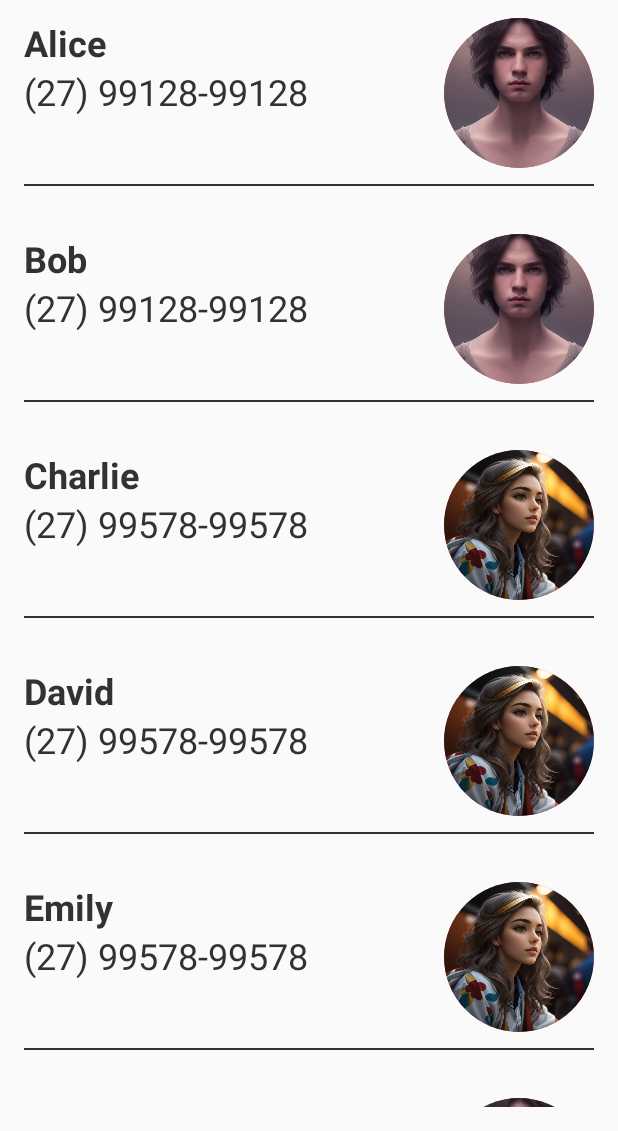
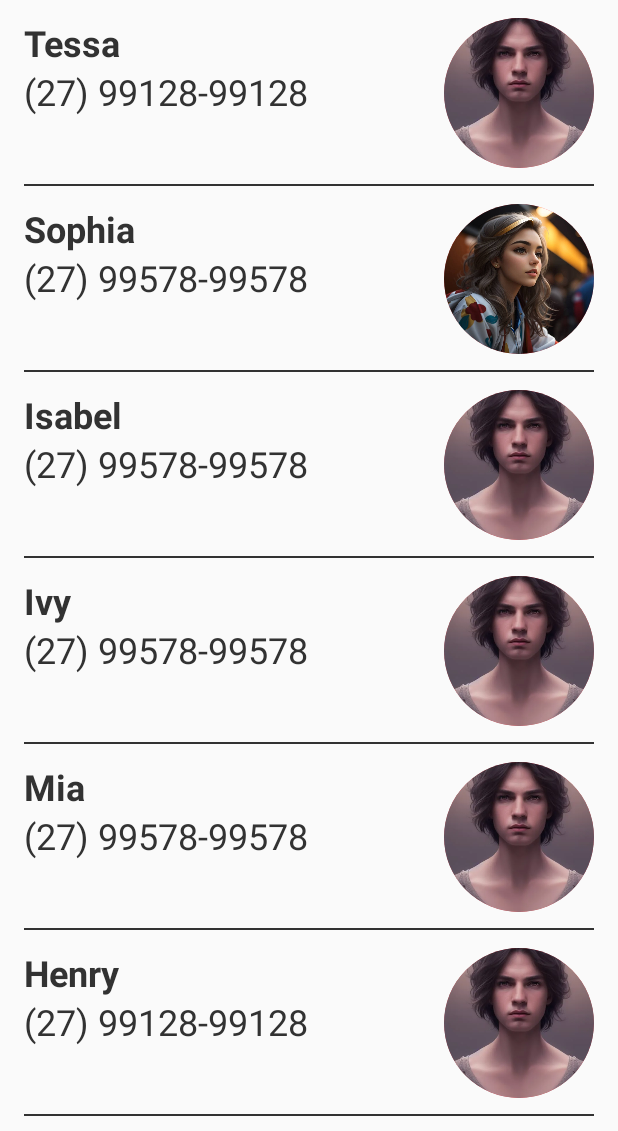
Before and after one commit to ramontrovao/contacthub, an Android app: the screen it shows after launch (MainActivity), on a phone screen of 412 x 824 dp, the part 105-1236 px from its top. Run offline under Robolectric (Android 15) with nearby library versions, the phone set to English and light mode, and no system bars; our stand-ins replace FlexboxLayout.

Commit message:
refactor: removed listview and added recyclerview

```diff
--- a/app/src/main/java/dev/ramontrovao/contacthub/ContactsAdapter.kt
+++ b/app/src/main/java/dev/ramontrovao/contacthub/ContactsAdapter.kt
@@ -1,40 +1,49 @@
 package dev.ramontrovao.contacthub
 
-import android.content.Context
+import android.content.Intent
 import android.view.LayoutInflater
 import android.view.View
 import android.view.ViewGroup
-import android.widget.BaseAdapter
 import android.widget.ImageView
 import android.widget.TextView
+import androidx.recyclerview.widget.RecyclerView
 
-class ContactsAdapter(private val context: Context, private val contactList: List<Contact>): BaseAdapter() {
-    override fun getCount(): Int {
-        return contactList.size
+class ContactsAdapter(private val contactList: List<Contact>): RecyclerView.Adapter<ContactsAdapter.ViewHolder>() {
+    class ViewHolder(view: View) : RecyclerView.ViewHolder(view) {
+        val contactNameView: TextView
+        val contactPhoneView: TextView
+        val contactImageView: ImageView
+
+        init {
+            contactNameView = view.findViewById(R.id.contactName)
+            contactPhoneView = view.findViewById(R.id.contactNumber)
+            contactImageView = view.findViewById(R.id.contactImage)
+        }
     }
 
-    override fun getItem(position: Int): Contact {
-        return contactList[position]
+    override fun onCreateViewHolder(parent: ViewGroup, viewType: Int): ViewHolder {
+        val view = LayoutInflater.from(parent.context).inflate(R.layout.contact_card, parent, false)
+
+        return ViewHolder(view)
     }
 
-    override fun getItemId(position: Int): Long {
+    override fun onBindViewHolder(holder: ViewHolder, position: Int) {
+        val contact = contactList[position]
 
-        return contactList[position].getId().toLong()
+        holder.contactNameView.text = contact.getName()
+        holder.contactPhoneView.text = contact.getPhoneNumber()
+        holder.contactImageView.setImageResource(contact.getImage())
+
+        holder.itemView.setOnClickListener {view ->
+            val intent = Intent(view.context, ContactActivity::class.java)
+            intent.putExtra("contactImage", contact.getImage())
+            intent.putExtra("contactName", contact.getName())
+            intent.putExtra("contactPhone", contact.getPhoneNumber())
+
+
+            view.context.startActivity(intent)
+        }
     }
 
-    override fun getView(position: Int, convertView: View?, parent: ViewGroup): View {
-        val inflater: LayoutInflater = LayoutInflater.from(context)
-        val view = inflater.inflate(R.layout.contact_card, parent, false)
-
-        val contact = contactList[position]
-
-        val contactNameView = view?.findViewById<TextView>(R.id.contactName)
-        val contactImageView = view?.findViewById<ImageView>(R.id.contactImage)
-        val contactNumberView = view?.findViewById<TextView>(R.id.contactNumber)
-        contactNameView?.text = contact.getName()
-        contactNumberView?.text = contact.getPhoneNumber()
-        contactImageView?.setImageResource(contact.getImage())
-
-        return view!!
-    }
+    override fun getItemCount(): Int = contactList.size
 }
--- a/app/src/main/java/dev/ramontrovao/contacthub/MainActivity.kt
+++ b/app/src/main/java/dev/ramontrovao/contacthub/MainActivity.kt
@@ -2,8 +2,9 @@ package dev.ramontrovao.contacthub
 
 import android.content.Intent
 import android.os.Bundle
-import android.widget.ListView
 import androidx.appcompat.app.AppCompatActivity
+import androidx.recyclerview.widget.LinearLayoutManager
+import androidx.recyclerview.widget.RecyclerView
 
 class MainActivity : AppCompatActivity() {
     override fun onCreate(savedInstanceState: Bundle?) {
@@ -27,24 +28,16 @@ class MainActivity : AppCompatActivity() {
         val contactImages = listOf(R.drawable.contactman, R.drawable.contactgirl)
         val contactPhones = listOf("27995785114", "27995785114", "27994785231", "27991314159", "27991285093", "31992224093")
 
-        for (i in 1..50) {
-            val contactToAdd = Contact(i, contactNames[i - 1], contactImages.random(), contactPhones.random())
+        for (i in 1..10000) {
+            val contactToAdd = Contact(i, contactNames.random(), contactImages.random(), contactPhones.random())
 
             contactsList.add(contactToAdd)
         }
 
-        val contactsAdapter = ContactsAdapter(this, contactsList)
-        val contactsView = findViewById<ListView>(R.id.contactsView)
+        val contactsAdapter = ContactsAdapter(contactsList)
+        val contactsView = findViewById<RecyclerView>(R.id.contactsView)
 
+        contactsView.layoutManager = LinearLayoutManager(this)
         contactsView.adapter = contactsAdapter
-        contactsView.setOnItemClickListener {
-                parent, view, position, id ->
-                val intent = Intent(this, ContactActivity::class.java)
-                val contact = contactsList[position]
-                intent.putExtra("contactImage", contact.getImage())
-                intent.putExtra("contactName", contact.getName())
-                intent.putExtra("contactPhone", contact.getPhoneNumber())
-                startActivity(intent)
-        }
     }
 }
--- a/app/src/main/res/layout/activity_main.xml
+++ b/app/src/main/res/layout/activity_main.xml
@@ -23,13 +23,12 @@
             android:textSize="24sp" />
     </RelativeLayout>
 
-    <ListView
+    <androidx.recyclerview.widget.RecyclerView
         android:id="@+id/contactsView"
         android:layout_width="match_parent"
         android:layout_height="match_parent"
         android:background="#FAFAFA"
         android:paddingHorizontal="16dp"
-        android:paddingBottom="16dp"
         android:dividerHeight="20dp"
         android:scrollbars="none"
         android:divider="@android:color/transparent"
--- a/app/src/main/res/layout/contact_card.xml
+++ b/app/src/main/res/layout/contact_card.xml
@@ -1,7 +1,7 @@
 <?xml version="1.0" encoding="utf-8"?>
 <com.google.android.flexbox.FlexboxLayout xmlns:android="http://schemas.android.com/apk/res/android"
     android:layout_width="match_parent"
-    android:layout_height="match_parent"
+    android:layout_height="wrap_content"
     android:paddingVertical="12dp"
     xmlns:app="http://schemas.android.com/apk/res-auto"
     android:id="@+id/contactView"
```
